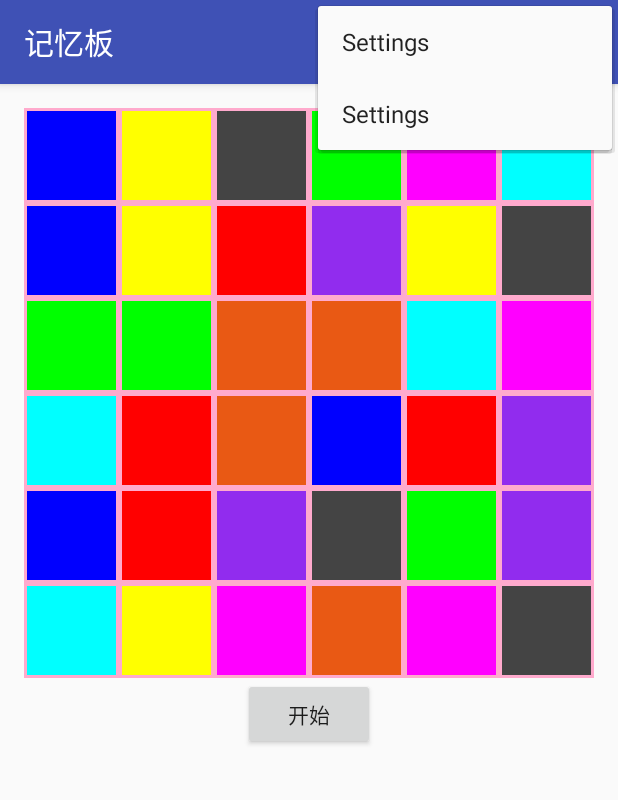
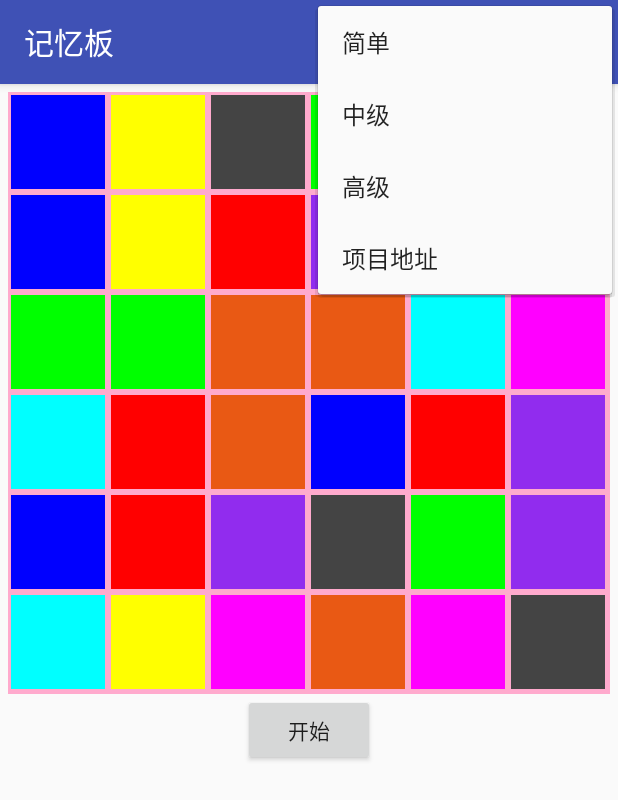
Before and after one commit to zhuiji7/ColorCard, an Android app: the screen it shows after launch (MainActivity), with the options menu open, on a phone screen of 412 x 824 dp. Shown: the top 800 px of the screen. Run offline under Robolectric (Android 15) with nearby library versions, the phone set to English and light mode, and no system bars.

Commit message:
添加等级

```diff
--- a/app/src/main/java/com/zhuiji7/colorcard/game/GameView.java
+++ b/app/src/main/java/com/zhuiji7/colorcard/game/GameView.java
@@ -31,8 +31,10 @@ public class GameView extends View {
     private Context mycontext;
     private int level = 6;//默认等级
     private int padding = 3;//色块与色块之间的距离
-    private int canvasH;//一格画布的高度
-    private int canvasW;//一格画布的宽度
+    private int canvasH;
+    private int canvasW;
+    private int colorCardH;//一格画布的高度
+    private int colorCardW;//一格画布的宽度
     private ColorCard lastClickedCard;//翻开的色板
     private boolean gameStart;//标识游戏是否开始
     private Bitmap cardBitmap;
@@ -73,6 +75,10 @@ public class GameView extends View {
         }else {
             level = 6;
         }
+        gameStart = false;
+        colorCardW = canvasW / level;
+        colorCardH = canvasH / level;
+        initCards();
         showFace();
     }
 
@@ -102,8 +108,11 @@ public class GameView extends View {
     @Override
     protected void onSizeChanged(int w, int h, int oldw, int oldh) {
         super.onSizeChanged(w, h, oldw, oldh);
-        canvasW = w / level;
-        canvasH = h / level;
+        canvasW = w;
+        canvasH = h;
+
+        colorCardW = w / level;
+        colorCardH = h / level;
     }
 
     @Override
@@ -157,11 +166,11 @@ public class GameView extends View {
 
         if (colorCard.isShow()) {
             if (colorCard.isFace()) {
-                canvas.drawRect(colorCard.getPoint().getX() * canvasW + padding, colorCard.getPoint().getY() * canvasH + padding,
-                        (colorCard.getPoint().getX() + 1) * canvasW - padding, (colorCard.getPoint().getY() + 1) * canvasH - padding, p);
+                canvas.drawRect(colorCard.getPoint().getX() * colorCardW + padding, colorCard.getPoint().getY() * colorCardH + padding,
+                        (colorCard.getPoint().getX() + 1) * colorCardW - padding, (colorCard.getPoint().getY() + 1) * colorCardH - padding, p);
             } else {
-                Rect rc = new Rect(colorCard.getPoint().getX() * canvasW + padding, colorCard.getPoint().getY() * canvasH + padding,
-                        (colorCard.getPoint().getX() + 1) * canvasW - padding, (colorCard.getPoint().getY() + 1) * canvasH - padding);
+                Rect rc = new Rect(colorCard.getPoint().getX() * colorCardW + padding, colorCard.getPoint().getY() * colorCardH + padding,
+                        (colorCard.getPoint().getX() + 1) * colorCardW - padding, (colorCard.getPoint().getY() + 1) * colorCardH - padding);
                 canvas.drawBitmap(cardBitmap, null, rc, null);
             }
         }
@@ -174,8 +183,8 @@ public class GameView extends View {
             ColorCard colorCard = animatorCards.get(i);
             Paint p = new Paint();
             p.setColor(colorCard.getColor());
-            canvas.drawRect(colorCard.getPoint().getX() * canvasW + padding, colorCard.getPoint().getY() * canvasH + padding,
-                    (colorCard.getPoint().getX() + 1) * canvasW - padding, (colorCard.getPoint().getY() + 1) * canvasH - padding, p);
+            canvas.drawRect(colorCard.getPoint().getX() * colorCardW + padding, colorCard.getPoint().getY() * colorCardH + padding,
+                    (colorCard.getPoint().getX() + 1) * colorCardW - padding, (colorCard.getPoint().getY() + 1) * colorCardH - padding, p);
         }
     }
 
@@ -187,10 +196,10 @@ public class GameView extends View {
             AnimatorShadow animatorShadow = animatorShadowCards.get(i);
             p.setColor(animatorShadow.getFirstShadowCard().getColor());
             canvas.drawRect(animatorShadow.getFirstShadowCard().getPoint().getX(), animatorShadow.getFirstShadowCard().getPoint().getY(),
-                    animatorShadow.getFirstShadowCard().getPoint().getX() + canvasW, animatorShadow.getFirstShadowCard().getPoint().getY() + canvasH,
+                    animatorShadow.getFirstShadowCard().getPoint().getX() + colorCardW, animatorShadow.getFirstShadowCard().getPoint().getY() + colorCardH,
                     p);
             canvas.drawRect(animatorShadow.getSecendShadowCard().getPoint().getX(),animatorShadow.getSecendShadowCard().getPoint().getY(),
-                    animatorShadow.getSecendShadowCard().getPoint().getX() + canvasW,animatorShadow.getSecendShadowCard().getPoint().getY() + canvasH,
+                    animatorShadow.getSecendShadowCard().getPoint().getX() + colorCardW,animatorShadow.getSecendShadowCard().getPoint().getY() + colorCardH,
                     p);
         }
     }
@@ -218,8 +227,8 @@ public class GameView extends View {
     //点击色板，并做相应的操作
     private void click(int x,int y){
         PicPoint pp = new PicPoint();
-        pp.setX(x/canvasW);
-        pp.setY(y / canvasH);
+        pp.setX(x/ colorCardW);
+        pp.setY(y / colorCardH);
         ColorCard clickedCard = findColorCard(pp);
         if(!clickedCard.isShow()){
             return;
@@ -319,7 +328,7 @@ public class GameView extends View {
 
     //播放相同颜色色板合并动画
     private void showAnimatorShadow(ColorCard firstColorCard,ColorCard secondColorCard){
-        final AnimatorShadow animatorShadow = new AnimatorShadow(firstColorCard,secondColorCard,canvasW,canvasH);
+        final AnimatorShadow animatorShadow = new AnimatorShadow(firstColorCard,secondColorCard, colorCardW, colorCardH);
         animatorShadowCards.add(animatorShadow);
         ValueAnimator animator = ValueAnimator.ofInt(1,100);
         animator.setDuration(300);
--- a/app/src/main/res/layout/content_main.xml
+++ b/app/src/main/res/layout/content_main.xml
@@ -4,10 +4,7 @@
     xmlns:tools="http://schemas.android.com/tools"
     android:layout_width="match_parent"
     android:layout_height="match_parent"
-    android:paddingBottom="@dimen/activity_vertical_margin"
-    android:paddingLeft="@dimen/activity_horizontal_margin"
-    android:paddingRight="@dimen/activity_horizontal_margin"
-    android:paddingTop="@dimen/activity_vertical_margin"
+    android:padding="5dp"
     android:orientation="vertical"
     android:gravity="center_horizontal"
     app:layout_behavior="@string/appbar_scrolling_view_behavior"
--- a/app/src/main/res/menu/menu_main.xml
+++ b/app/src/main/res/menu/menu_main.xml
@@ -1,8 +1,12 @@
 <menu xmlns:android="http://schemas.android.com/apk/res/android"
     xmlns:app="http://schemas.android.com/apk/res-auto"
     xmlns:tools="http://schemas.android.com/tools" tools:context=".MainActivity">
-    <item android:id="@+id/action_settings" android:title="@string/action_settings"
+    <item android:id="@+id/action_settings1" android:title="@string/action_settings1"
         android:orderInCategory="100" app:showAsAction="never" />
-    <item android:id="@+id/action_settings2" android:title="@string/action_settings"
+    <item android:id="@+id/action_settings2" android:title="@string/action_settings2"
+        android:orderInCategory="100" app:showAsAction="never" />
+    <item android:id="@+id/action_settings3" android:title="@string/action_settings3"
+        android:orderInCategory="100" app:showAsAction="never" />
+    <item android:id="@+id/action_settings4" android:title="@string/action_settings4"
         android:orderInCategory="100" app:showAsAction="never" />
 </menu>
--- a/app/src/main/res/values/strings.xml
+++ b/app/src/main/res/values/strings.xml
@@ -1,4 +1,9 @@
 <resources>
     <string name="app_name">记忆板</string>
-    <string name="action_settings">Settings</string>
+    <string name="action_settings1">简单</string>
+    <string name="action_settings2">中级</string>
+    <string name="action_settings3">高级</string>
+    <string name="action_settings4">项目地址</string>
+    <string name="project_url">https://github.com/zhuiji7/ColorCard</string>
+
 </resources>
```
Also changed, not shown: app/src/main/java/com/zhuiji7/colorcard/MainActivity.java (+15 -1 lines).
